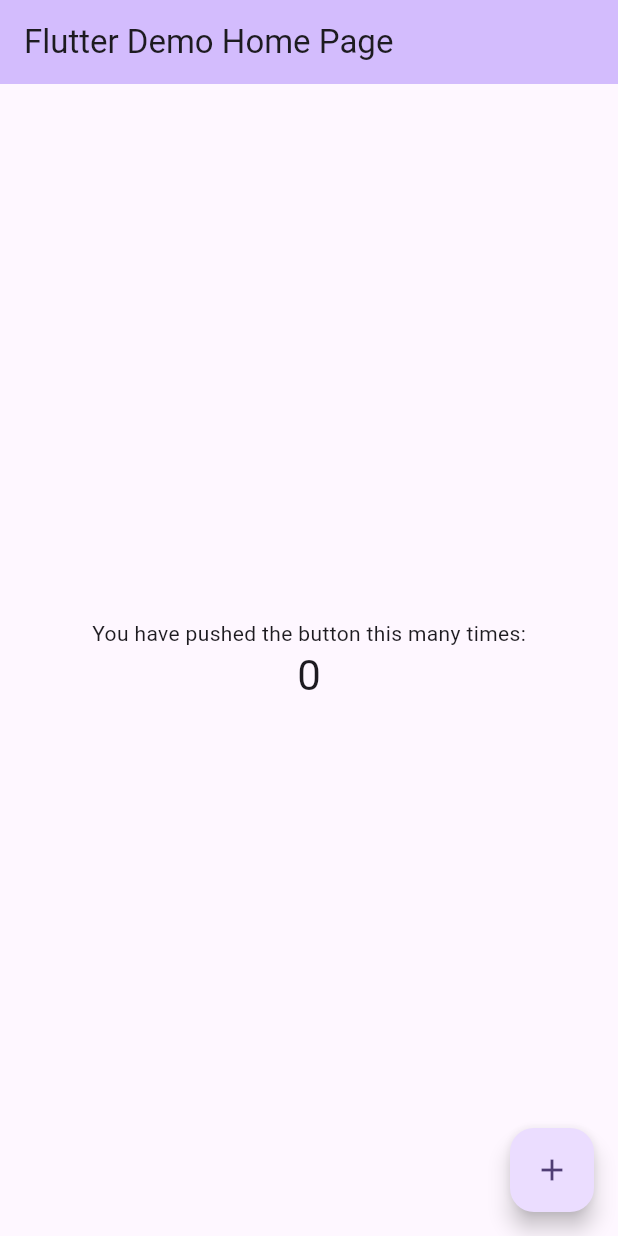
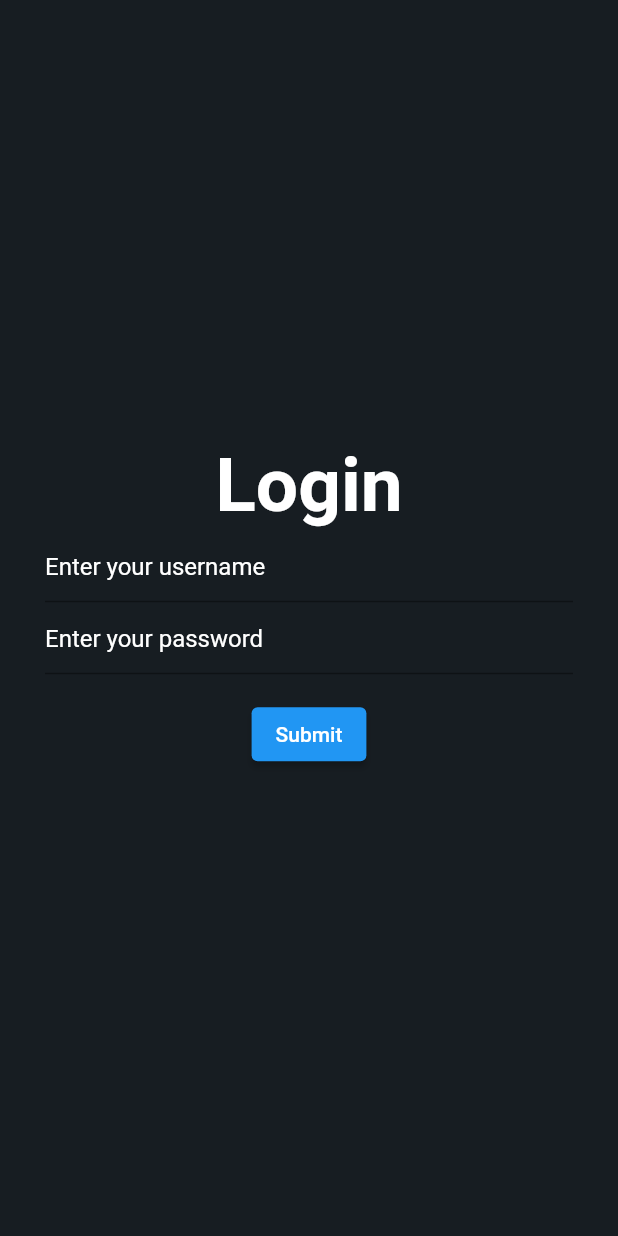
Before and after one commit to V1sion1601/V1flix-Mobile, a Flutter app: the screen it shows after launch, on a phone screen of 412 x 824 dp. Run offline on Flutter 3.47's test engine with Material 2 defaults, Android fonts, the phone set to English and light mode, and no system bars.

Commit message:
first setup

```diff
--- a/lib/main.dart
+++ b/lib/main.dart
@@ -1,3 +1,4 @@
+import 'package:app/src/features/sign_in/screens/sign_in.dart';
 import 'package:flutter/material.dart';
 
 void main() {
@@ -6,120 +7,79 @@ void main() {
 
 class MyApp extends StatelessWidget {
   const MyApp({super.key});
-
   // This widget is the root of your application.
   @override
   Widget build(BuildContext context) {
     return MaterialApp(
       title: 'Flutter Demo',
       theme: ThemeData(
-        // This is the theme of your application.
-        //
-        // TRY THIS: Try running your application with "flutter run". You'll see
-        // the application has a blue toolbar. Then, without quitting the app,
-        // try changing the seedColor in the colorScheme below to Colors.green
-        // and then invoke "hot reload" (save your changes or press the "hot
-        // reload" button in a Flutter-supported IDE, or press "r" if you used
-        // the command line to start the app).
-        //
-        // Notice that the counter didn't reset back to zero; the application
-        // state is not lost during the reload. To reset the state, use hot
-        // restart instead.
-        //
-        // This works for code too, not just values: Most code changes can be
-        // tested with just a hot reload.
         colorScheme: ColorScheme.fromSeed(seedColor: Colors.deepPurple),
         useMaterial3: true,
       ),
-      home: const MyHomePage(title: 'Flutter Demo Home Page'),
+      home: const SignInPage()
     );
   }
 }
 
-class MyHomePage extends StatefulWidget {
-  const MyHomePage({super.key, required this.title});
-
-  // This widget is the home page of your application. It is stateful, meaning
-  // that it has a State object (defined below) that contains fields that affect
-  // how it looks.
-
-  // This class is the configuration for the state. It holds the values (in this
-  // case the title) provided by the parent (in this case the App widget) and
-  // used by the build method of the State. Fields in a Widget subclass are
-  // always marked "final".
-
-  final String title;
-
-  @override
-  State<MyHomePage> createState() => _MyHomePageState();
-}
-
-class _MyHomePageState extends State<MyHomePage> {
-  int _counter = 0;
-
-  void _incrementCounter() {
-    setState(() {
-      // This call to setState tells the Flutter framework that something has
-      // changed in this State, which causes it to rerun the build method below
-      // so that the display can reflect the updated values. If we changed
-      // _counter without calling setState(), then the build method would not be
-      // called again, and so nothing would appear to happen.
-      _counter++;
-    });
-  }
-
-  @override
-  Widget build(BuildContext context) {
-    // This method is rerun every time setState is called, for instance as done
-    // by the _incrementCounter method above.
-    //
-    // The Flutter framework has been optimized to make rerunning build methods
-    // fast, so that you can just rebuild anything that needs updating rather
-    // than having to individually change instances of widgets.
-    return Scaffold(
-      appBar: AppBar(
-        // TRY THIS: Try changing the color here to a specific color (to
-        // Colors.amber, perhaps?) and trigger a hot reload to see the AppBar
-        // change color while the other colors stay the same.
-        backgroundColor: Theme.of(context).colorScheme.inversePrimary,
-        // Here we take the value from the MyHomePage object that was created by
-        // the App.build method, and use it to set our appbar title.
-        title: Text(widget.title),
-      ),
-      body: Center(
-        // Center is a layout widget. It takes a single child and positions it
-        // in the middle of the parent.
-        child: Column(
-          // Column is also a layout widget. It takes a list of children and
-          // arranges them vertically. By default, it sizes itself to fit its
-          // children horizontally, and tries to be as tall as its parent.
-          //
-          // Column has various properties to control how it sizes itself and
-          // how it positions its children. Here we use mainAxisAlignment to
-          // center the children vertically; the main axis here is the vertical
-          // axis because Columns are vertical (the cross axis would be
-          // horizontal).
-          //
-          // TRY THIS: Invoke "debug painting" (choose the "Toggle Debug Paint"
-          // action in the IDE, or press "p" in the console), to see the
-          // wireframe for each widget.
-          mainAxisAlignment: MainAxisAlignment.center,
-          children: <Widget>[
-            const Text(
-              'You have pushed the button this many times:',
-            ),
-            Text(
-              '$_counter',
-              style: Theme.of(context).textTheme.headlineMedium,
-            ),
-          ],
-        ),
-      ),
-      floatingActionButton: FloatingActionButton(
-        onPressed: _incrementCounter,
-        tooltip: 'Increment',
-        child: const Icon(Icons.add),
-      ), // This trailing comma makes auto-formatting nicer for build methods.
-    );
-  }
-}
+// class MyHomePage extends StatefulWidget {
+//   const MyHomePage({super.key, required this.title});
+//   final String title;
+//   @override
+//   State<MyHomePage> createState() => _MyHomePageState();
+// }
+//
+// class _MyHomePageState extends State<MyHomePage> {
+//   int _counter = 0;
+//
+//   void _incrementCounter() {
+//     setState(() {
+//       _counter++;
+//     });
+//   }
+//
+//   @override
+//   Widget build(BuildContext context) {
+//     return Scaffold(
+//       appBar: AppBar(
+//         backgroundColor: Theme.of(context).colorScheme.inversePrimary,
+//         // Here we take the value from the MyHomePage object that was created by
+//         // the App.build method, and use it to set our appbar title.
+//         title: Text(widget.title),
+//       ),
+//       body: Center(
+//         // Center is a layout widget. It takes a single child and positions it
+//         // in the middle of the parent.
+//         child: Column(
+//           // Column is also a layout widget. It takes a list of children and
+//           // arranges them vertically. By default, it sizes itself to fit its
+//           // children horizontally, and tries to be as tall as its parent.
+//           //
+//           // Column has various properties to control how it sizes itself and
+//           // how it positions its children. Here we use mainAxisAlignment to
+//           // center the children vertically; the main axis here is the vertical
+//           // axis because Columns are vertical (the cross axis would be
+//           // horizontal).
+//           //
+//           // TRY THIS: Invoke "debug painting" (choose the "Toggle Debug Paint"
+//           // action in the IDE, or press "p" in the console), to see the
+//           // wireframe for each widget.
+//           mainAxisAlignment: MainAxisAlignment.center,
+//           children: <Widget>[
+//             const Text(
+//               'You have pushed the button this many times:',
+//             ),
+//             Text(
+//               '$_counter',
+//               style: Theme.of(context).textTheme.headlineMedium,
+//             ),
+//           ],
+//         ),
+//       ),
+//       floatingActionButton: FloatingActionButton(
+//         onPressed: _incrementCounter,
+//         tooltip: 'Increment',
+//         child: const Icon(Icons.add),
+//       ), // This trailing comma makes auto-formatting nicer for build methods.
+//     );
+//   }
+// }
--- /dev/null
+++ b/lib/src/common_widgets/account_fields.dart
@@ -0,0 +1,23 @@
+import 'package:app/src/features/sign_in/screens/sign_in.dart';
+import 'package:flutter/material.dart';
+
+class AccountFields extends StatelessWidget {
+  const AccountFields({super.key, required this.fieldName, required this.fieldController});
+
+  final String fieldName;
+  final TextEditingController fieldController;
+  @override
+  Widget build(BuildContext context) {
+    return TextFormField(
+      controller: fieldController,
+      obscureText: fieldName == 'password',
+      style: const TextStyle(
+        color: Colors.white,
+      ),
+      decoration: InputDecoration(
+        hintText: "Enter your $fieldName",
+        hintStyle: const TextStyle(color: Colors.white),
+      ),
+    );
+  }
+}
--- /dev/null
+++ b/lib/src/constants/colors.dart
@@ -0,0 +1,18 @@
+import 'package:flutter/material.dart';
+
+
+ const commonColors =  {
+  "mainColor": Color(0xFF42484E),
+  "secondColor": Color(0xFFE89B26),
+  "secondColorBrighter": Color(0xFFECAF51),
+  "thirdColor": Color(0xFFFFECCC),
+  "bgColor": Color(0xFF171D22),
+  "detail": Color(0xFF193445),
+  "ongoing": Color(0xFF007C4E),
+  "firstAnime": Color(0xFF8789C0),
+  "secondAnime": Color(0xFF5DFDCB),
+  "thirdAnime": Color(0xFF7CC6FE),
+  "other": Color(0xFFC2CAE8),
+  "opacityText": Color(0xFF22282D),
+  "outColor": Color(0xFFE89B26),
+};
--- /dev/null
+++ b/lib/src/features/sign_in/screens/sign_in.dart
@@ -0,0 +1,33 @@
+import 'package:app/src/features/sign_in/widgets/sign_in_form.dart';
+import 'package:flutter/material.dart';
+//constants
+import 'package:app/src/constants/colors.dart';
+//widgets
+import 'package:app/src/common_widgets/account_fields.dart';
+
+
+class SignInPage extends StatelessWidget {
+  const SignInPage({super.key});
+  @override
+  Widget build(BuildContext context) {
+    return const MaterialApp(title: "Log-in", home: SignInForm());
+  }
+}
+
+class SignInForm extends StatelessWidget {
+  const SignInForm({super.key});
+
+
+  @override
+  Widget build(BuildContext context) {
+    return Scaffold(
+      backgroundColor: commonColors["bgColor"],
+      body: const Center(
+        child: Padding(
+          padding:  EdgeInsets.fromLTRB(30, 0, 30, 0),
+          child: SignInState(),
+        ),
+      ),
+    );
+  }
+}
--- /dev/null
+++ b/lib/src/features/sign_in/widgets/sign_in_form.dart
@@ -0,0 +1,46 @@
+import 'package:app/src/common_widgets/account_fields.dart';
+import 'package:app/src/features/sign_in/screens/sign_in.dart';
+import 'package:flutter/material.dart';
+
+TextEditingController username = TextEditingController();
+TextEditingController password = TextEditingController();
+
+class SignInState extends StatefulWidget {
+  const SignInState({super.key});
+
+  @override
+  State<SignInState> createState() => _SignInForm();
+}
+
+class _SignInForm extends State<SignInState>  {
+  final GlobalKey<FormState> _formKey = GlobalKey<FormState>();
+  @override
+  Widget build(BuildContext context) {
+    return Form(
+      key: _formKey,
+      child: Column(
+        mainAxisAlignment: MainAxisAlignment.center,
+        children: <Widget>[
+          const Text(
+            'Login',
+            style: TextStyle(
+                color: Colors.white, fontWeight: FontWeight.bold, fontSize: 50),
+          ),
+          AccountFields(fieldName: "username", fieldController: username),
+          AccountFields(fieldName: "password", fieldController: password),
+          Padding(
+            padding: const EdgeInsets.symmetric(vertical: 16.0),
+            child: ElevatedButton(
+              onPressed: () {
+                if (_formKey.currentState!.validate()) {
+
+                }
+              },
+              child: const Text('Submit'),
+            ),
+          )
+        ],
+      ),
+    );
+  }
+}
```
